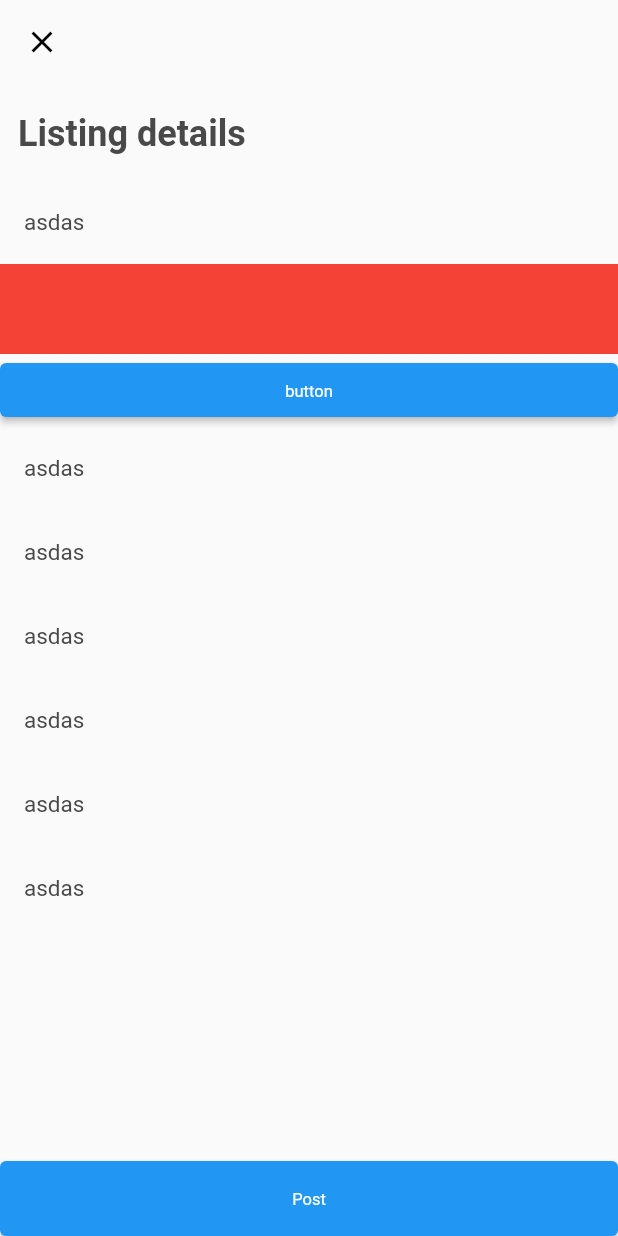
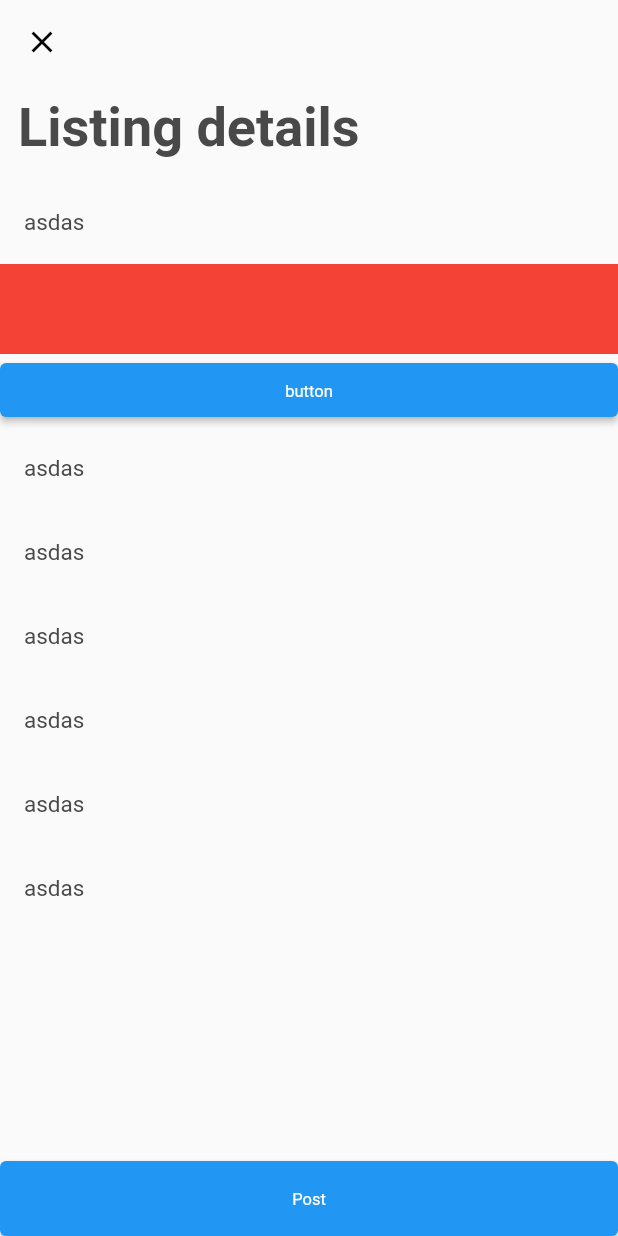
Before and after one commit to talhakerpicci/house-of-auctions-flutter, a Flutter app: the AddItemScreen screen opened by its route, on a phone screen of 412 x 824 dp. Run offline on Flutter 3.47's test engine with Material 2 defaults, Android fonts, the phone set to English and light mode, and no system bars; our stand-ins replace another_flushbar, auto_route, cached_network_image, connectivity_plus, convex_bottom_bar, dio and 13 more; missing offline and left inert: data_channel, fresh_dio; accounts and stored records are empty; generated files the repository leaves out were written again; project files that could hold a hidden picture were left out.

Commit message:
Text style change

```diff
--- a/lib/presentation/widgets/core/sliver_app_bar.dart
+++ b/lib/presentation/widgets/core/sliver_app_bar.dart
@@ -1,3 +1,4 @@
+import 'package:auto_route/auto_route.dart';
 import 'package:flutter/material.dart';
 
 class SliverAppBarWidget extends StatelessWidget {
@@ -14,7 +15,9 @@ class SliverAppBarWidget extends StatelessWidget {
         SliverAppBar(
           pinned: true,
           leading: IconButton(
-            onPressed: () {},
+            onPressed: () {
+              AutoRouter.of(context).pop();
+            },
             icon: const Icon(Icons.close),
             color: Colors.black,
           ),
@@ -27,12 +30,12 @@ class SliverAppBarWidget extends StatelessWidget {
                 final deltaExtent = settings.maxExtent - settings.minExtent;
                 final scrollingRate = (1.0 - (settings.currentExtent - settings.minExtent) / deltaExtent).clamp(0.0, 1.0);
                 return Padding(
-                  padding: EdgeInsets.only(bottom: 18, left: 12 + 40 * scrollingRate),
+                  padding: EdgeInsets.only(bottom: 14, left: 12 + 40 * scrollingRate),
                   child: Align(
                     alignment: Alignment.bottomLeft,
                     child: Text(
                       'Listing details',
-                      style: TextStyle(fontSize: 24 - 6 * scrollingRate, fontWeight: FontWeight.bold),
+                      style: TextStyle(fontSize: 36 - 12 * scrollingRate, fontWeight: FontWeight.bold),
                     ),
                   ),
                 );
```
